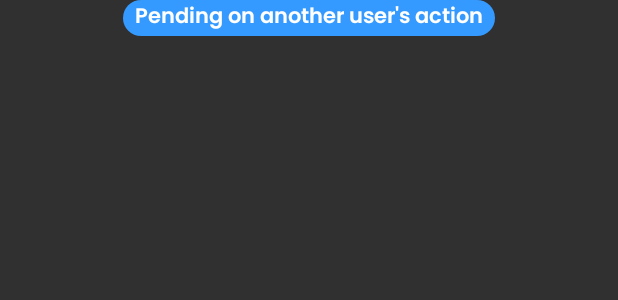
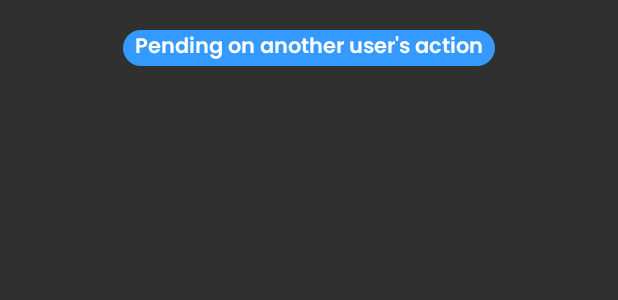
Before and after one commit to CMPUT301W19T09/SkipTheLibrary, an Android app: the layout bookscreen_pending.xml on its own in the app's theme, with its tools: preview values and no code run, on a phone screen of 412 x 824 dp. Shown: the top 300 px of the screen. Run offline under Robolectric (Android 15) with nearby library versions, the phone set to English and light mode, and no system bars.

Commit message:
make things look nicer

```diff
--- a/app/src/main/res/layout/book_description.xml
+++ b/app/src/main/res/layout/book_description.xml
@@ -10,7 +10,7 @@
         android:id="@+id/corners"
         android:layout_width="match_parent"
         android:layout_height="wrap_content"
-        android:background="@drawable/rounded_top_corners_rectangle"
+        android:background="@drawable/rounded_rectangle"
         app:layout_constraintTop_toTopOf="parent"
         android:backgroundTint="@color/magenta"
         android:gravity="center"
--- a/app/src/main/res/layout/bookscreen_pending.xml
+++ b/app/src/main/res/layout/bookscreen_pending.xml
@@ -18,7 +18,9 @@
         android:fontFamily="@font/poppins_semibold"
         android:paddingStart="8dp"
         android:paddingEnd="8dp"
-        android:text="Pending on another user's action"
+        android:layout_marginTop="20dp"
+        android:layout_marginBottom="20dp"
+        android:text="@string/pending_book"
         app:layout_constraintBottom_toBottomOf="parent"
         app:layout_constraintEnd_toEndOf="parent"
         app:layout_constraintStart_toStartOf="parent"
--- a/app/src/main/res/values/strings.xml
+++ b/app/src/main/res/values/strings.xml
@@ -60,4 +60,5 @@
     <string name="noImageText">This book has no images</string>
     <string name="owned_by_username">Owned by: </string>
     <string name="goodreads_api_key">rLCWLYxCEDQEmnJywZrwVA</string>
+    <string name="pending_book">Pending on another user\'s action</string>
 </resources>
```
